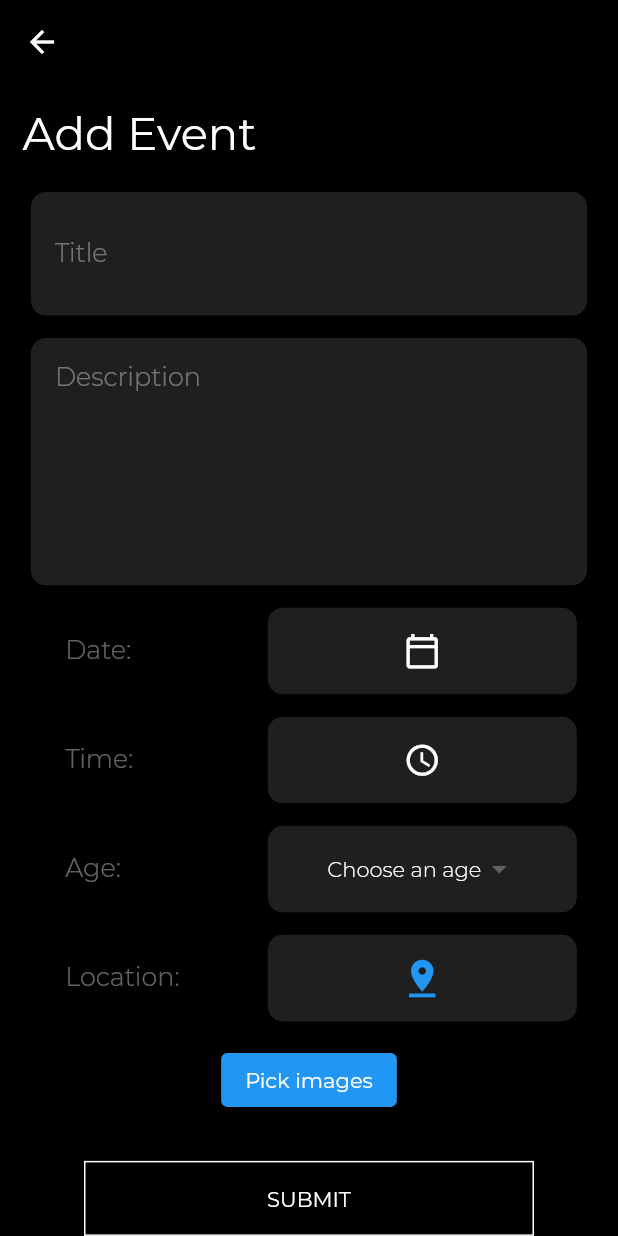
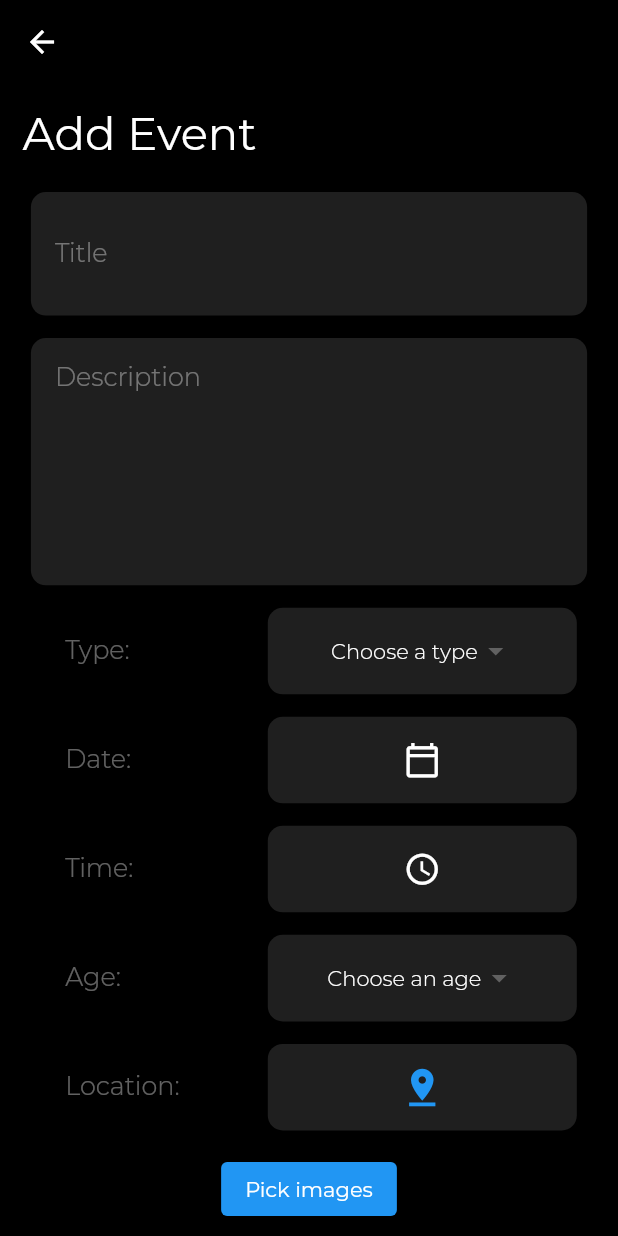
Before and after one commit to nizarmasri/Umbra-App, a Flutter app: the AddEventForm screen opened directly, on a phone screen of 412 x 824 dp. Run offline on Flutter 3.47's test engine with Material 2 defaults, Android fonts, the phone set to English and light mode, and no system bars; our stand-ins replace carousel_slider, cloud_firestore, firebase_auth, firebase_core, firebase_storage, flutter_spinkit and 7 more; missing offline and left inert: multi_image_picker, progress_button; accounts and stored records are empty.

Commit message:
added event type to form

```diff
--- a/lib/libOrg/addEventForm.dart
+++ b/lib/libOrg/addEventForm.dart
@@ -25,6 +25,7 @@ class _AddEventFormState extends State<AddEventForm> {
   List<Marker> location;
 
   String _age;
+  String _type;
 
   bool loading = false;
 
@@ -299,6 +300,78 @@ class _AddEventFormState extends State<AddEventForm> {
                             ),
                           ),
                         ),
+                      ),
+                      // Event Type
+                      Row(
+                        mainAxisAlignment: MainAxisAlignment.spaceEvenly,
+                        children: [
+                          Container(
+                            height: btnsHeight,
+                            width: btnsTextWidth,
+                            decoration: BoxDecoration(
+                                color: Colors.black,
+                                borderRadius: BorderRadius.circular(10)),
+                            margin: EdgeInsets.only(bottom: 15),
+                            child: Center(
+                              child: ListTile(
+                                title: Text(
+                                  "Type:",
+                                  textAlign: TextAlign.start,
+                                  style: TextStyle(
+                                      color: Colors.white38,
+                                      fontSize: inputSize,
+                                      fontFamily: globals.montserrat,
+                                      fontWeight: globals.fontWeight),
+                                ),
+                              ),
+                            ),
+                          ),
+                          Container(
+                            height: btnsHeight,
+                            width: btnsWidth,
+                            decoration: BoxDecoration(
+                                color: Colors.white12,
+                                borderRadius: BorderRadius.circular(10)),
+                            margin: EdgeInsets.only(bottom: 15),
+                            child: Center(
+                                child: DropdownButtonHideUnderline(
+                                  child: DropdownButton<String>(
+                                    value: _type,
+                                    style: TextStyle(
+                                      fontFamily: globals.montserrat,
+                                      fontSize: 16,
+                                      fontWeight: globals.fontWeight,
+                                      color: Colors.white,
+                                    ),
+                                    //elevation: 5,
+                                    items: <String>[
+                                      'Club',
+                                      'Pub',
+                                      'Gig',
+                                      'House Party',
+                                    ].map<DropdownMenuItem<String>>((String type) {
+                                      return DropdownMenuItem<String>(
+                                        value: type,
+                                        child: Text(type),
+                                      );
+                                    }).toList(),
+                                    hint: Text(
+                                      "Choose a type",
+                                      style: TextStyle(
+                                          color: Colors.white,
+                                          fontSize: 14,
+                                          fontWeight: globals.fontWeight,
+                                          fontFamily: globals.montserrat),
+                                    ),
+                                    onChanged: (String value) {
+                                      setState(() {
+                                        _type = value;
+                                      });
+                                    },
+                                  ),
+                                )),
+                          ),
+                        ],
                       ),
                       // Date
                       Row(
--- a/lib/libOrg/eventItem.dart
+++ b/lib/libOrg/eventItem.dart
@@ -4,11 +4,33 @@ import 'package:getwidget/components/image/gf_image_overlay.dart';
 import 'package:getwidget/components/list_tile/gf_list_tile.dart';
 
 class EventItem extends StatefulWidget {
+
+  final String title;
+  final String description;
+  final String type;
+  final String age;
+  final String date;
+  final String time;
+  final String location;
+
+  EventItem({Key key, this.title, this.description, this.type, this.age, this.date, this.time, this.location}) : super(key: key);
+
   @override
-  _EventItemState createState() => _EventItemState();
+  _EventItemState createState() => _EventItemState(title, description, type, age, date, title, location);
 }
 
 class _EventItemState extends State<EventItem> {
+
+  final String title;
+  final String description;
+  final String type;
+  final String age;
+  final String date;
+  final String time;
+  final String location;
+
+  _EventItemState(this.title, this.description,this.type, this.age, this.date, this.time, this.location);
+
   @override
   Widget build(BuildContext context) {
 
@@ -29,12 +51,12 @@ class _EventItemState extends State<EventItem> {
                   'https://st2.depositphotos.com/7867872/10618/i/950/depositphotos_106182598-stock-photo-night-club-party-event-concert.jpg'),
             ),
             title: Text(
-              "The One",
+              title,
               style: TextStyle(
                   fontFamily: globals.montserrat, fontSize: 17, color: Colors.white),
             ),
             subtitle: Text(
-              "Club\nBeirut",
+              type,
               style: TextStyle(
                   fontFamily: globals.montserrat,
                   fontSize: 15,
```
